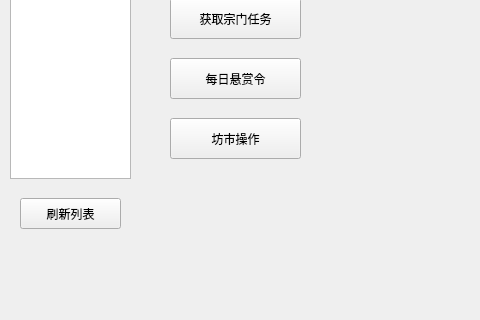
Eternity-boundary/CelestianPlusPlus, file Celestian.ui: the form before one commit; both pictures show x 0 to 480 and y 202 to 522 of the 669 by 522 pixel window.
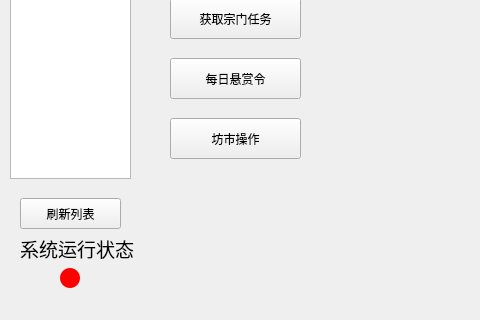
The form after the commit.

```diff
--- a/Celestian.ui
+++ b/Celestian.ui
@@ -154,6 +154,55 @@
      <string>签到</string>
     </property>
    </widget>
+   <widget class="QLabel" name="statusIndicator">
+    <property name="geometry">
+     <rect>
+      <x>60</x>
+      <y>470</y>
+      <width>20</width>
+      <height>20</height>
+     </rect>
+    </property>
+    <property name="minimumSize">
+     <size>
+      <width>20</width>
+      <height>20</height>
+     </size>
+    </property>
+    <property name="maximumSize">
+     <size>
+      <width>20</width>
+      <height>20</height>
+     </size>
+    </property>
+    <property name="styleSheet">
+     <string notr="true">background-color: red;
+border-radius: 10px;
+</string>
+    </property>
+    <property name="text">
+     <string/>
+    </property>
+   </widget>
+   <widget class="QLabel" name="label">
+    <property name="geometry">
+     <rect>
+      <x>20</x>
+      <y>440</y>
+      <width>121</width>
+      <height>21</height>
+     </rect>
+    </property>
+    <property name="font">
+     <font>
+      <family>Microsoft YaHei</family>
+      <pointsize>14</pointsize>
+     </font>
+    </property>
+    <property name="text">
+     <string>系统运行状态</string>
+    </property>
+   </widget>
   </widget>
   <widget class="QStatusBar" name="statusBar"/>
  </widget>
```
Left out of the diff: 2 changed lines with no effect on the pictures.
